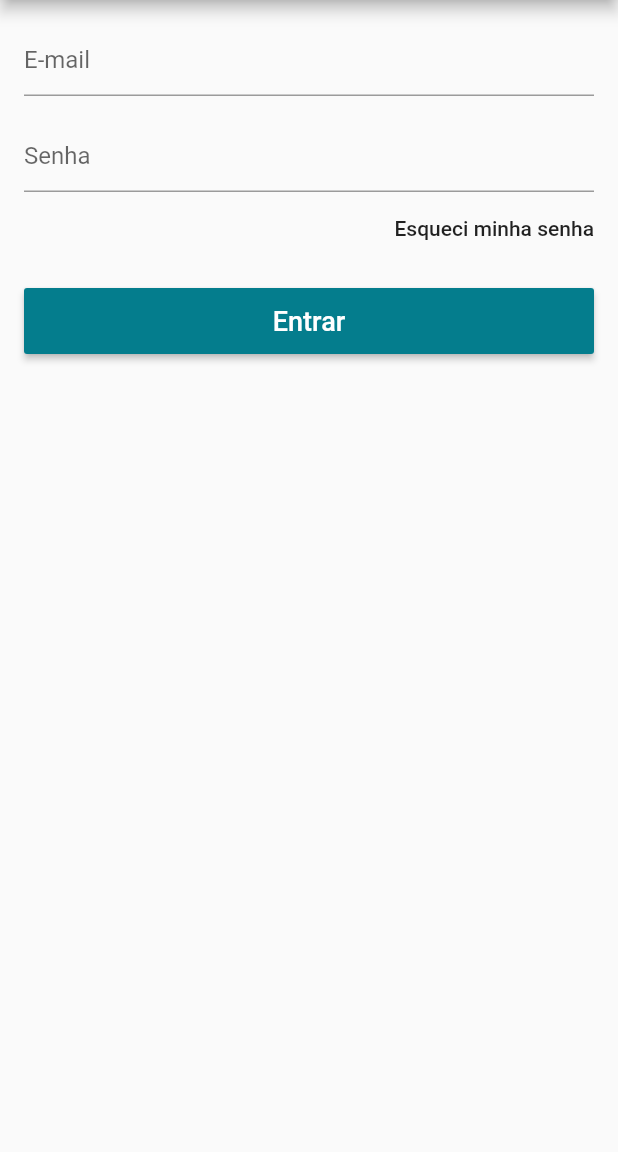
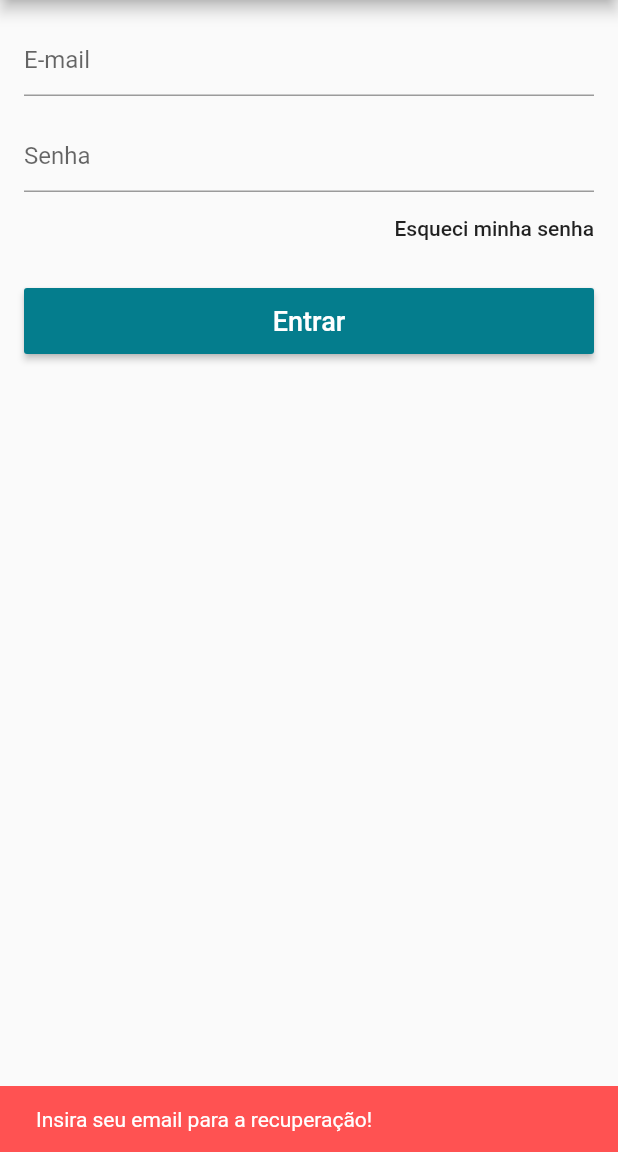
Before and after one commit to brenomacedo/flutter-clothing, a Flutter app: the LoginScreen screen opened directly, after a tap on "Esqueci minha senha", on a phone screen of 412 x 824 dp, the part 84-1236 px from its top. Run offline on Flutter 3.47's test engine with Material 2 defaults, Android fonts, the phone set to English and light mode, and no system bars; our stand-ins replace carousel_pro, cloud_firestore, firebase_auth, firebase_core, transparent_image; accounts and stored records are empty.

```diff
--- a/lib/screens/login_screen.dart
+++ b/lib/screens/login_screen.dart
@@ -3,13 +3,23 @@ import 'package:scoped_model/scoped_model.dart';
 import 'package:virtual_store/models/user_model.dart';
 import 'package:virtual_store/screens/signup_screen.dart';
 
-class LoginScreen extends StatelessWidget {
+class LoginScreen extends StatefulWidget {
+  @override
+  _LoginScreenState createState() => _LoginScreenState();
+}
+
+class _LoginScreenState extends State<LoginScreen> {
 
   final GlobalKey<FormState> _formKey = GlobalKey<FormState>();
+  final GlobalKey<ScaffoldState> _scaffoldKey = GlobalKey<ScaffoldState>();
+
+  final TextEditingController _emailController = TextEditingController();
+  final TextEditingController _passController = TextEditingController();
 
   @override
   Widget build(BuildContext context) {
     return Scaffold(
+      key: _scaffoldKey,
       appBar: AppBar(
         title: Text("Entrar"),
         centerTitle: true,
@@ -48,6 +58,7 @@ class LoginScreen extends StatelessWidget {
                       return "Email inválido!";
                     return null;
                   },
+                  controller: _emailController,
                   keyboardType: TextInputType.emailAddress
                 ),
                 SizedBox(height: 16.0),
@@ -61,6 +72,7 @@ class LoginScreen extends StatelessWidget {
                       return "Escolha uma senha maior!";
                     return null;
                   },
+                  controller: _passController,
                 ),
                 Align(
                   alignment: Alignment.centerRight,
@@ -68,7 +80,22 @@ class LoginScreen extends StatelessWidget {
                     child: Text("Esqueci minha senha", textAlign: TextAlign.right),
                     padding: EdgeInsets.zero,
                     onPressed: () {
+                      if(_emailController.text.isEmpty) {
+                        _scaffoldKey.currentState.showSnackBar(SnackBar(
+                          content: Text("Insira seu email para a recuperação!"),
+                          backgroundColor: Colors.redAccent,
+                          duration: Duration(seconds: 2),
+                        ));
+                      } else {
 
+                        model.recoverPass(_emailController.text);
+                        _scaffoldKey.currentState.showSnackBar(SnackBar(
+                          content: Text("Confira seu email!"),
+                          backgroundColor: Colors.greenAccent,
+                          duration: Duration(seconds: 2),
+                        ));
+
+                      }
                     },
                   ),
                 ),
@@ -83,6 +110,12 @@ class LoginScreen extends StatelessWidget {
                       if(_formKey.currentState.validate()) {
 
                       }
+                      model.signIn(
+                        email: _emailController.text,
+                        pass: _passController.text,
+                        onSuccess: _onSuccess,
+                        onFail: _onFail
+                      );
                     },
                   )
                 )
@@ -93,4 +126,19 @@ class LoginScreen extends StatelessWidget {
       ),
     );
   }
+
+  void _onSuccess() {
+
+    Navigator.of(context).pop();
+
+  }
+
+  void _onFail() {
+    _scaffoldKey.currentState.showSnackBar(SnackBar(
+      content: Text("Falha ao entrar!"),
+      backgroundColor: Colors.redAccent,
+      duration: Duration(seconds: 2),
+    ));
+  }
+
 }
--- a/lib/screens/signup_screen.dart
+++ b/lib/screens/signup_screen.dart
@@ -135,7 +135,7 @@ class _SignupScreenState extends State<SignupScreen> {
 
   void _onFail() {
     _scaffoldKey.currentState.showSnackBar(SnackBar(
-      content: Text("Usuário criado com sucesso!"),
+      content: Text("Falha ao criar!"),
       backgroundColor: Colors.redAccent,
       duration: Duration(seconds: 2),
     ));
--- a/lib/widgets/custom_drawer.dart
+++ b/lib/widgets/custom_drawer.dart
@@ -51,10 +51,10 @@ class CustomDrawer extends StatelessWidget {
                         builder: (context, child, model) {
                           return Column(
                             children: [
-                              Text("Olá, ${model.isLoggedIn() ? "" : model.userData['name']}", style: TextStyle(fontSize: 18.0, fontWeight: FontWeight.bold)),
+                              Text("Olá, ${model.isLoggedIn() ? model.userData['name'] : ""}", style: TextStyle(fontSize: 18.0, fontWeight: FontWeight.bold)),
                               GestureDetector(
                                 child: Text(!model.isLoggedIn() ? "Entre ou Cadastre-se >"
-                                : Text("Sair"),
+                                : "Sair",
                                 style: TextStyle(fontSize: 16.0,
                                   fontWeight: FontWeight.bold, color: Theme.of(context).primaryColor)),
                                 onTap: () {
```
Also changed, not shown: lib/models/user_model.dart (+26 -3 lines).
